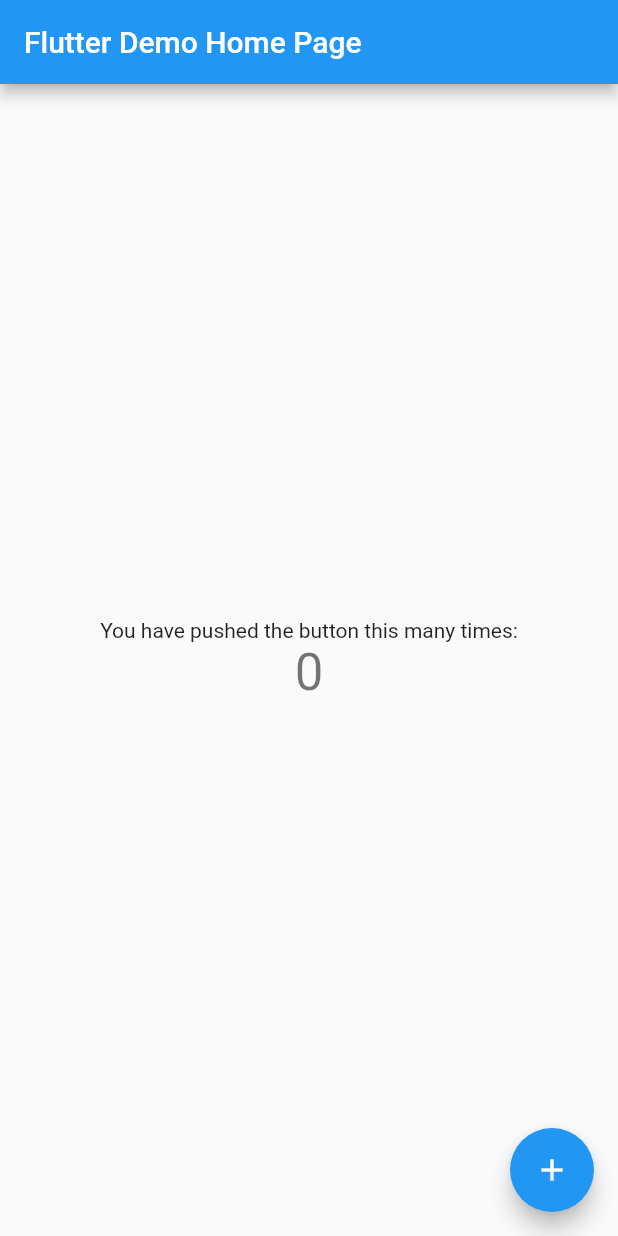
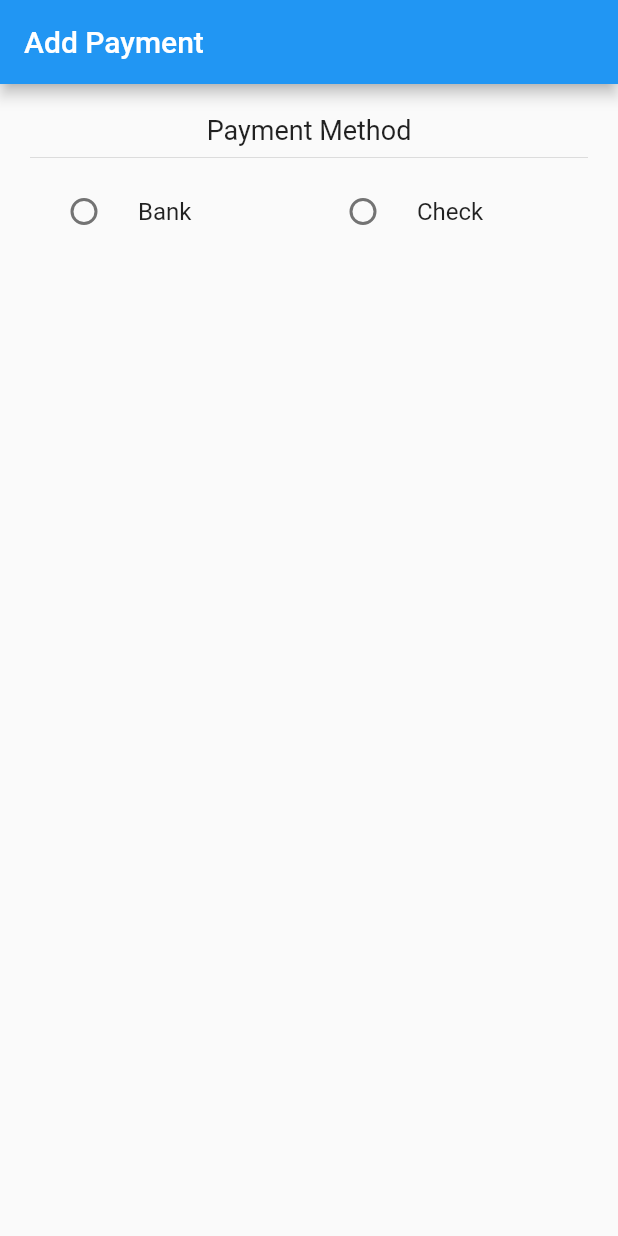
Before and after one commit to mahmudtipu/AddPayment, a Flutter app: the screen it shows after launch, on a phone screen of 412 x 824 dp. Run offline on Flutter 3.47's test engine with Material 2 defaults, Android fonts, the light colour scheme and no system bars.

Commit message:
Add files via upload

```diff
--- a/lib/main.dart
+++ b/lib/main.dart
@@ -1,115 +1,105 @@
 import 'package:flutter/material.dart';
 
 void main() {
-  runApp(const MyApp());
+  runApp(MyApp());
 }
 
 class MyApp extends StatelessWidget {
-  const MyApp({super.key});
-
-  // This widget is the root of your application.
   @override
   Widget build(BuildContext context) {
-    return MaterialApp(
-      title: 'Flutter Demo',
-      theme: ThemeData(
-        // This is the theme of your application.
-        //
-        // Try running your application with "flutter run". You'll see the
-        // application has a blue toolbar. Then, without quitting the app, try
-        // changing the primarySwatch below to Colors.green and then invoke
-        // "hot reload" (press "r" in the console where you ran "flutter run",
-        // or simply save your changes to "hot reload" in a Flutter IDE).
-        // Notice that the counter didn't reset back to zero; the application
-        // is not restarted.
-        primarySwatch: Colors.blue,
-      ),
-      home: const MyHomePage(title: 'Flutter Demo Home Page'),
-    );
+    return MaterialApp(home: Home());
   }
 }
 
-class MyHomePage extends StatefulWidget {
-  const MyHomePage({super.key, required this.title});
-
-  // This widget is the home page of your application. It is stateful, meaning
-  // that it has a State object (defined below) that contains fields that affect
-  // how it looks.
-
-  // This class is the configuration for the state. It holds the values (in this
-  // case the title) provided by the parent (in this case the App widget) and
-  // used by the build method of the State. Fields in a Widget subclass are
-  // always marked "final".
-
-  final String title;
-
+class Home extends StatefulWidget {
   @override
-  State<MyHomePage> createState() => _MyHomePageState();
+  State<Home> createState() => _HomeState();
 }
 
-class _MyHomePageState extends State<MyHomePage> {
-  int _counter = 0;
+class _HomeState extends State<Home> {
+  String dropdownvalue = 'Item 1';
 
-  void _incrementCounter() {
-    setState(() {
-      // This call to setState tells the Flutter framework that something has
-      // changed in this State, which causes it to rerun the build method below
-      // so that the display can reflect the updated values. If we changed
-      // _counter without calling setState(), then the build method would not be
-      // called again, and so nothing would appear to happen.
-      _counter++;
-    });
-  }
+  var items = [
+    'Item 1',
+    'Item 2',
+    'Item 3',
+    'Item 4',
+    'Item 5',
+  ];
 
+  String? payment; //no radio button will be selected
+  //String gender = "male"; //if you want to set default value
   @override
   Widget build(BuildContext context) {
-    // This method is rerun every time setState is called, for instance as done
-    // by the _incrementCounter method above.
-    //
-    // The Flutter framework has been optimized to make rerunning build methods
-    // fast, so that you can just rebuild anything that needs updating rather
-    // than having to individually change instances of widgets.
     return Scaffold(
       appBar: AppBar(
-        // Here we take the value from the MyHomePage object that was created by
-        // the App.build method, and use it to set our appbar title.
-        title: Text(widget.title),
+        title: const Text("Add Payment"),
       ),
-      body: Center(
-        // Center is a layout widget. It takes a single child and positions it
-        // in the middle of the parent.
+      body: Container(
+        padding: const EdgeInsets.all(20),
         child: Column(
-          // Column is also a layout widget. It takes a list of children and
-          // arranges them vertically. By default, it sizes itself to fit its
-          // children horizontally, and tries to be as tall as its parent.
-          //
-          // Invoke "debug painting" (press "p" in the console, choose the
-          // "Toggle Debug Paint" action from the Flutter Inspector in Android
-          // Studio, or the "Toggle Debug Paint" command in Visual Studio Code)
-          // to see the wireframe for each widget.
-          //
-          // Column has various properties to control how it sizes itself and
-          // how it positions its children. Here we use mainAxisAlignment to
-          // center the children vertically; the main axis here is the vertical
-          // axis because Columns are vertical (the cross axis would be
-          // horizontal).
-          mainAxisAlignment: MainAxisAlignment.center,
-          children: <Widget>[
+          children: [
             const Text(
-              'You have pushed the button this many times:',
+              "Payment Method",
+              style: TextStyle(fontSize: 18),
             ),
-            Text(
-              '$_counter',
-              style: Theme.of(context).textTheme.headline4,
+            const Divider(),
+            Row(
+              children: [
+                Expanded(
+                  child: RadioListTile(
+                    title: Text("Bank"),
+                    value: "bank",
+                    groupValue: payment,
+                    onChanged: (value) {
+                      setState(() {
+                        payment = value.toString();
+                      });
+                    },
+                  ),
+                ),
+                Expanded(
+                  child: RadioListTile(
+                    title: const Text("Check"),
+                    value: "check",
+                    groupValue: payment,
+                    onChanged: (value) {
+                      setState(() {
+                        payment = value.toString();
+                      });
+                    },
+                  ),
+                ),
+              ],
+            ),
+            Visibility(
+              child: DropdownButton(
+                // Initial Value
+                value: dropdownvalue,
+
+                // Down Arrow Icon
+                icon: const Icon(Icons.keyboard_arrow_down),
+
+                // Array list of items
+                items: items.map((String items) {
+                  return DropdownMenuItem(
+                    value: items,
+                    child: Text(items),
+                  );
+                }).toList(),
+                // After selecting the desired option,it will
+                // change button value to selected value
+                onChanged: (String? newValue) {
+                  setState(() {
+                    dropdownvalue = newValue!;
+                  });
+                },
+              ),
+              visible: (payment == "bank"),
             ),
           ],
         ),
       ),
-      floatingActionButton: FloatingActionButton(
-        onPressed: _incrementCounter,
-        tooltip: 'Increment',
-        child: const Icon(Icons.add),
-      ), // This trailing comma makes auto-formatting nicer for build methods.
     );
   }
 }
```
